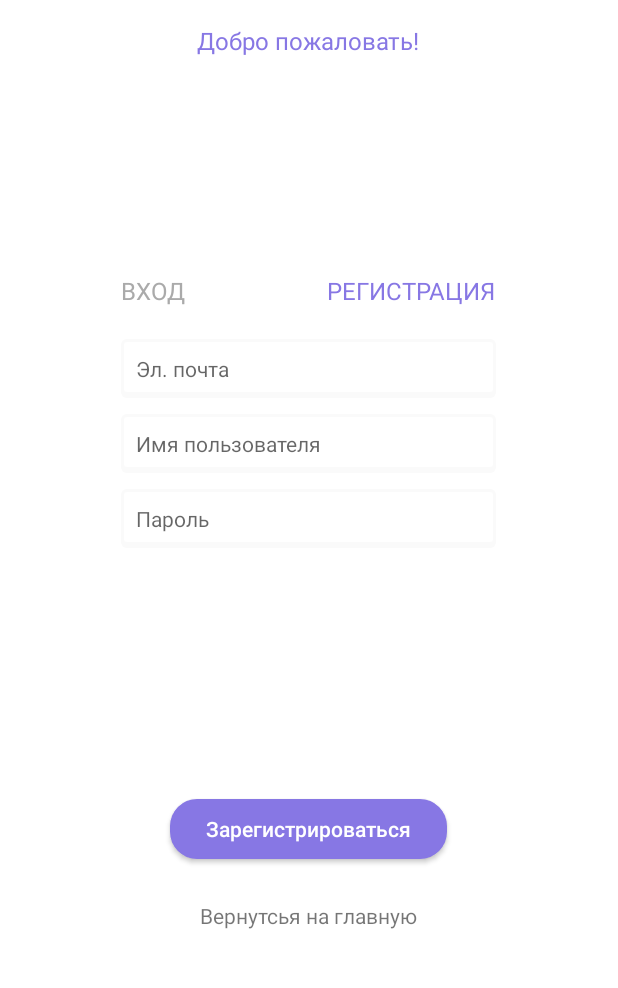
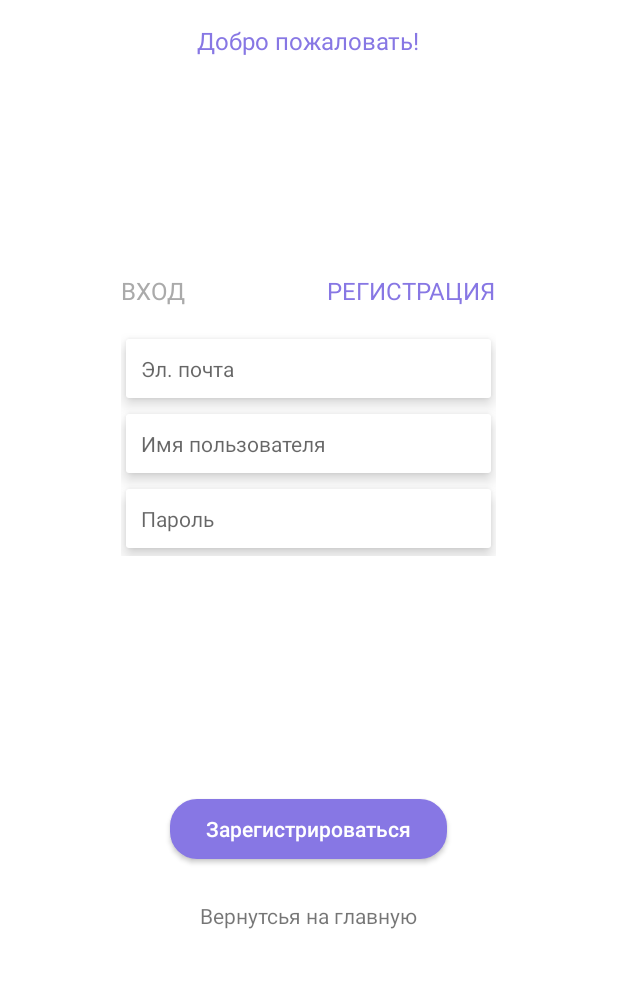
Before and after one commit to smart-llc/SmartAS.Android, an Android app: the RegisterActivity screen opened directly, with no data from a screen before it, on a phone screen of 412 x 824 dp, the part 216-1204 px from its top. Run offline under Robolectric (Android 15) with nearby library versions, the phone set to English and light mode, and no system bars.

Commit message:
auth & register activity design/ added elevation + trnzitionZ to input shadow

```diff
--- a/app/src/main/res/drawable/round_shadow_edit_text.xml
+++ b/app/src/main/res/drawable/round_shadow_edit_text.xml
@@ -6,7 +6,7 @@
             <corners android:radius="4dp"/>
         </shape>
     </item>
-    <item android:right="2dp" android:left="2dp" android:top="2dp" android:bottom="4dp">
+    <item> <!--android:right="2dp" android:left="2dp" android:top="2dp" android:bottom="4dp">-->
         <shape android:shape="rectangle">
             <solid android:color="@android:color/white"/>
             <corners android:radius="2dp"/>
--- a/app/src/main/res/layout/activity_register.xml
+++ b/app/src/main/res/layout/activity_register.xml
@@ -62,6 +62,10 @@
             android:padding="10dp"
             android:layout_marginTop="5dp"
             android:layout_marginBottom="5dp"
+            android:layout_marginLeft="3dp"
+            android:layout_marginRight="3dp"
+            android:elevation="3dp"
+            android:translationZ="3dp"
             android:background="@drawable/round_shadow_edit_text"
             android:hint="@string/activity_register_email_input" />
 
@@ -74,6 +78,10 @@
             android:padding="10dp"
             android:layout_marginTop="5dp"
             android:layout_marginBottom="5dp"
+            android:layout_marginLeft="3dp"
+            android:layout_marginRight="3dp"
+            android:elevation="3dp"
+            android:translationZ="3dp"
             android:background="@drawable/round_shadow_edit_text"
             android:hint="@string/activity_register_username_input" />
 
@@ -86,6 +94,10 @@
             android:padding="10dp"
             android:layout_marginTop="5dp"
             android:layout_marginBottom="5dp"
+            android:layout_marginLeft="3dp"
+            android:layout_marginRight="3dp"
+            android:elevation="3dp"
+            android:translationZ="3dp"
             android:background="@drawable/round_shadow_edit_text"
             android:hint="@string/activity_password_input" />
 
--- a/app/src/main/res/values/colors.xml
+++ b/app/src/main/res/values/colors.xml
@@ -4,5 +4,5 @@
     <color name="colorPrimaryDark">#303F9F</color>
     <color name="colorAccent">#FF4081</color>
     <color name="mainColor">#8777E4</color>
-    <color name="shadowColor">#FAFAFA</color>
+    <color name="shadowColor">#FEFEFE</color>
 </resources>
```
Also changed, not shown: app/src/main/res/layout/activity_auth.xml (+8 -0 lines).
